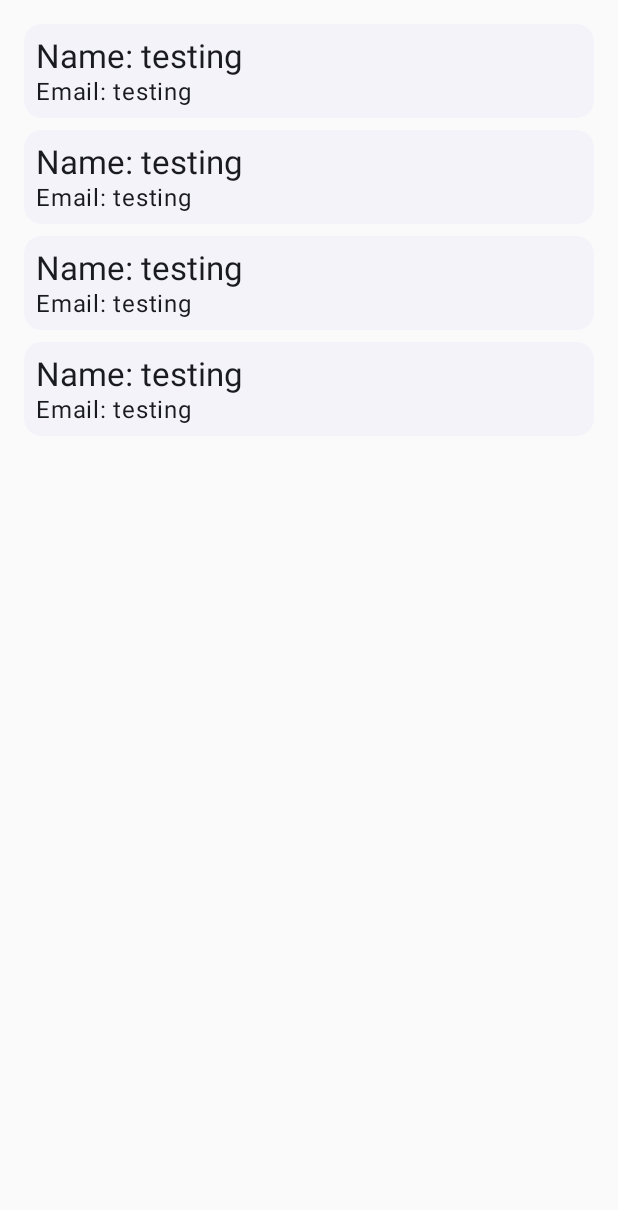
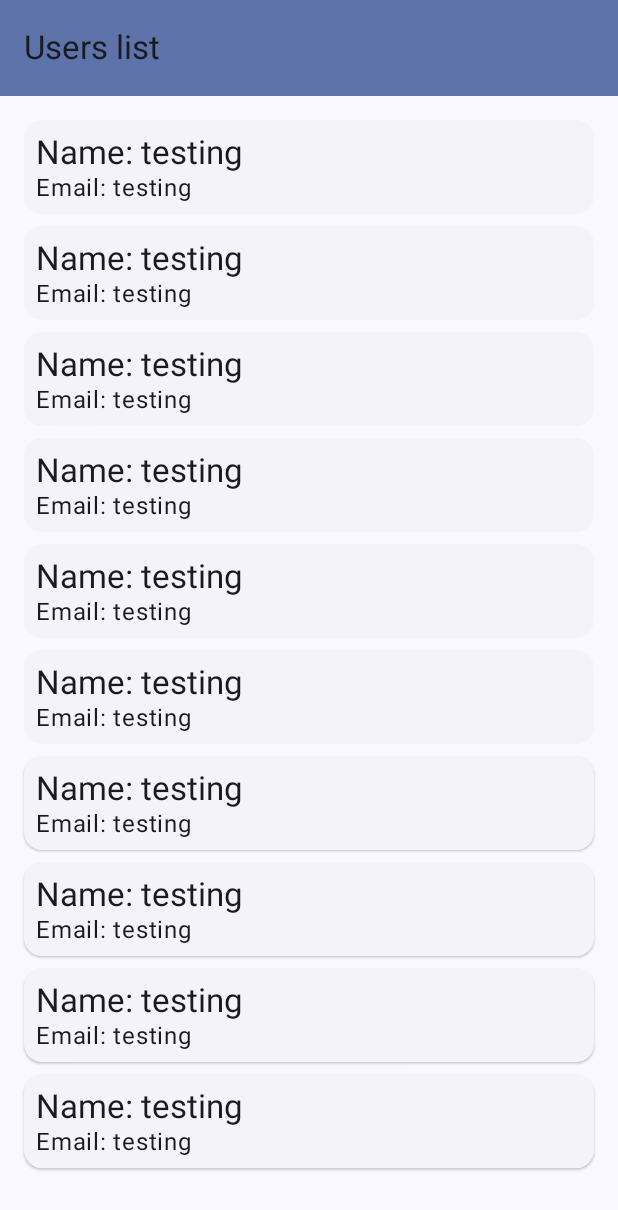
Before and after one commit to felipevaladares/Users, an Android app built with Jetpack Compose: the fragment UsersFragment shown on its own in the app's theme, after a tap on an icon or button, on a phone screen of 412 x 824 dp. Shown: the top 1210 px of the screen. Run offline under Robolectric (Android 15) with nearby library versions, the phone set to English and light mode, and no system bars.

Commit message:
- changing topbar implementation, renaming Home to Users

```diff
--- a/app/src/main/java/com/felpster/userslist/ui/home/HomeScreen.kt
+++ /dev/null
@@ -1,39 +0,0 @@
-package com.felpster.userslist.ui.home
-
-import android.widget.Toast
-import androidx.compose.foundation.layout.Arrangement
-import androidx.compose.foundation.layout.PaddingValues
-import androidx.compose.foundation.layout.fillMaxSize
-import androidx.compose.foundation.lazy.LazyColumn
-import androidx.compose.foundation.lazy.items
-import androidx.compose.runtime.Composable
-import androidx.compose.ui.Modifier
-import androidx.compose.ui.platform.LocalContext
-import androidx.compose.ui.tooling.preview.Preview
-import androidx.compose.ui.unit.dp
-import com.felpster.userslist.ui.components.UserCard
-import com.felpster.userslist.ui.theme.AppTheme
-
-@Composable
-fun HomeScreen() {
-    val context = LocalContext.current
-    LazyColumn(
-        modifier = Modifier.fillMaxSize(),
-        contentPadding = PaddingValues(16.dp),
-        verticalArrangement = Arrangement.spacedBy(8.dp),
-    ) {
-        items(listOf("testing", "testing", "testing", "testing")) {
-            UserCard(name = it, email = it) {
-                Toast.makeText(context, "Card clicked", Toast.LENGTH_LONG).show()
-            }
-        }
-    }
-}
-
-@Preview(showBackground = true)
-@Composable
-fun HomeScreenPreview() {
-    AppTheme {
-        HomeScreen()
-    }
-}
--- a/app/src/main/java/com/felpster/userslist/ui/home/HomeFragment.kt
+++ b/app/src/main/java/com/felpster/userslist/ui/home/UsersFragment.kt
@@ -9,8 +9,8 @@ import androidx.fragment.app.Fragment
 import androidx.lifecycle.ViewModelProvider
 import com.felpster.userslist.ui.theme.AppTheme
 
-class HomeFragment : Fragment() {
-    private lateinit var viewModel: HomeViewModel
+class UsersFragment : Fragment() {
+    private lateinit var viewModel: UsersViewModel
 
     override fun onCreateView(
         inflater: LayoutInflater,
@@ -28,7 +28,7 @@ class HomeFragment : Fragment() {
 
     override fun onActivityCreated(savedInstanceState: Bundle?) {
         super.onActivityCreated(savedInstanceState)
-        viewModel = ViewModelProvider(this)[HomeViewModel::class.java]
+        viewModel = ViewModelProvider(this)[UsersViewModel::class.java]
         // TODO: Use the ViewModel
     }
 }
--- /dev/null
+++ b/app/src/main/java/com/felpster/userslist/ui/home/UsersScreen.kt
@@ -0,0 +1,58 @@
+package com.felpster.userslist.ui.home
+
+import android.widget.Toast
+import androidx.compose.foundation.layout.Arrangement
+import androidx.compose.foundation.layout.PaddingValues
+import androidx.compose.foundation.layout.fillMaxHeight
+import androidx.compose.foundation.layout.padding
+import androidx.compose.foundation.lazy.LazyColumn
+import androidx.compose.foundation.lazy.items
+import androidx.compose.material3.ExperimentalMaterial3Api
+import androidx.compose.material3.MaterialTheme
+import androidx.compose.material3.Scaffold
+import androidx.compose.material3.Text
+import androidx.compose.material3.TopAppBar
+import androidx.compose.material3.TopAppBarDefaults
+import androidx.compose.runtime.Composable
+import androidx.compose.ui.Modifier
+import androidx.compose.ui.platform.LocalContext
+import androidx.compose.ui.res.stringResource
+import androidx.compose.ui.tooling.preview.Preview
+import androidx.compose.ui.unit.dp
+import com.felpster.userslist.ui.components.UserCard
+import com.felpster.userslist.ui.theme.AppTheme
+import com.felpster.userslits.R
+
+@OptIn(ExperimentalMaterial3Api::class)
+@Composable
+fun HomeScreen(items: List<String> = listOf("testing", "testing", "testing", "testing","testing", "testing", "testing","testing", "testing", "testing",)) {
+    val context = LocalContext.current
+    Scaffold(
+        topBar = {
+            TopAppBar(
+                colors = TopAppBarDefaults.topAppBarColors(containerColor = MaterialTheme.colorScheme.primaryContainer),
+                title = { Text(stringResource(R.string.app_name)) },
+            )
+        },
+    ) {
+        LazyColumn(
+            modifier = Modifier.fillMaxHeight().padding(it),
+            contentPadding = PaddingValues(16.dp),
+            verticalArrangement = Arrangement.spacedBy(8.dp),
+        ) {
+            items(items) {item ->
+                UserCard(name = item, email = item) {
+                    Toast.makeText(context, "Card clicked", Toast.LENGTH_LONG).show()
+                }
+            }
+        }
+    }
+}
+
+@Preview(showBackground = true)
+@Composable
+fun HomeScreenPreview() {
+    AppTheme {
+        HomeScreen()
+    }
+}
--- a/app/src/main/java/com/felpster/userslist/ui/home/HomeViewModel.kt
+++ b/app/src/main/java/com/felpster/userslist/ui/home/UsersViewModel.kt
@@ -2,6 +2,6 @@ package com.felpster.userslist.ui.home
 
 import androidx.lifecycle.ViewModel
 
-class HomeViewModel : ViewModel() {
+class UsersViewModel : ViewModel() {
     // TODO: Implement the ViewModel
 }
--- a/app/src/main/res/navigation/app_nav_graph.xml
+++ b/app/src/main/res/navigation/app_nav_graph.xml
@@ -6,6 +6,6 @@
 
     <fragment
         android:id="@+id/homeFragment"
-        android:name="com.felpster.userslist.ui.home.HomeFragment"
+        android:name="com.felpster.userslist.ui.home.UsersFragment"
         android:label="Home" />
 </navigation>
--- a/app/src/main/res/values/strings.xml
+++ b/app/src/main/res/values/strings.xml
@@ -1,3 +1,3 @@
 <resources>
-    <string name="app_name">Users lits</string>
+    <string name="app_name">Users list</string>
 </resources>
```
Also changed, not shown: app/src/main/java/com/felpster/userslist/ui/MainActivity.kt (+10 -14 lines), app/src/main/res/layout/activity_main.xml (+5 -5 lines).
